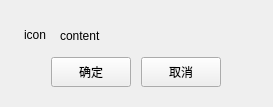
ruofeng216/fmlnew, file FML/view/commonui/message_box_widget.ui: the form before one commit.
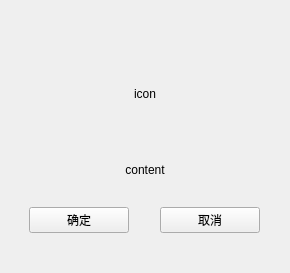
The form after the commit.

Diff of the .ui file:
```diff
--- a/FML/view/commonui/message_box_widget.ui
+++ b/FML/view/commonui/message_box_widget.ui
@@ -6,8 +6,8 @@
    <rect>
     <x>0</x>
     <y>0</y>
-    <width>273</width>
-    <height>107</height>
+    <width>290</width>
+    <height>270</height>
    </rect>
   </property>
   <property name="mouseTracking">
@@ -16,43 +16,102 @@
   <property name="windowTitle">
    <string>Form</string>
   </property>
-  <layout class="QVBoxLayout" name="verticalLayout">
+  <property name="windowOpacity">
+   <double>0.750000000000000</double>
+  </property>
+  <layout class="QGridLayout" name="gridLayout">
    <property name="leftMargin">
-    <number>24</number>
+    <number>0</number>
    </property>
    <property name="topMargin">
-    <number>20</number>
+    <number>45</number>
    </property>
    <property name="rightMargin">
-    <number>24</number>
+    <number>0</number>
    </property>
    <property name="bottomMargin">
-    <number>20</number>
+    <number>40</number>
+   </property>
+   <property name="spacing">
+    <number>0</number>
+   </property>
+   <item row="0" column="0">
+    <layout class="QVBoxLayout" name="verticalLayout">
+     <property name="spacing">
+      <number>0</number>
    </property>
    <item>
     <layout class="QHBoxLayout" name="horizontalLayout">
      <property name="spacing">
-      <number>12</number>
-     </property>
+        <number>0</number>
+       </property>
+       <property name="bottomMargin">
+        <number>0</number>
+       </property>
+       <item>
+        <spacer name="horizontalSpacer_3">
+         <property name="orientation">
+          <enum>Qt::Horizontal</enum>
+         </property>
+         <property name="sizeHint" stdset="0">
+          <size>
+           <width>40</width>
+           <height>20</height>
+          </size>
+         </property>
+        </spacer>
+       </item>
      <item>
       <widget class="QLabel" name="labelIcon">
        <property name="minimumSize">
         <size>
-         <width>24</width>
-         <height>24</height>
+           <width>98</width>
+           <height>98</height>
         </size>
        </property>
        <property name="maximumSize">
         <size>
-         <width>24</width>
-         <height>24</height>
+           <width>98</width>
+           <height>98</height>
         </size>
        </property>
        <property name="text">
         <string>icon</string>
        </property>
-      </widget>
-     </item>
+         <property name="alignment">
+          <set>Qt::AlignCenter</set>
+         </property>
+        </widget>
+       </item>
+       <item>
+        <spacer name="horizontalSpacer_4">
+         <property name="orientation">
+          <enum>Qt::Horizontal</enum>
+         </property>
+         <property name="sizeHint" stdset="0">
+          <size>
+           <width>40</width>
+           <height>20</height>
+          </size>
+         </property>
+        </spacer>
+       </item>
+      </layout>
+     </item>
+     <item>
+      <layout class="QHBoxLayout" name="horizontalLayout_3">
+       <property name="spacing">
+        <number>0</number>
+       </property>
+       <property name="sizeConstraint">
+        <enum>QLayout::SetDefaultConstraint</enum>
+       </property>
+       <property name="topMargin">
+        <number>20</number>
+       </property>
+       <property name="bottomMargin">
+        <number>30</number>
+       </property>
      <item>
       <widget class="QLabel" name="labelContent">
        <property name="sizePolicy">
@@ -64,6 +123,9 @@
        <property name="text">
         <string>content</string>
        </property>
+         <property name="alignment">
+          <set>Qt::AlignCenter</set>
+         </property>
        <property name="wordWrap">
         <bool>true</bool>
        </property>
@@ -72,9 +134,12 @@
     </layout>
    </item>
    <item>
-    <layout class="QHBoxLayout" name="horizontalLayout_2">
+      <layout class="QHBoxLayout" name="horizontalLayout_2" stretch="0,0,0,0">
      <property name="spacing">
-      <number>10</number>
+        <number>31</number>
+       </property>
+       <property name="topMargin">
+        <number>0</number>
      </property>
      <item>
       <spacer name="horizontalSpacer">
@@ -93,14 +158,14 @@
       <widget class="QPushButton" name="pbOk">
        <property name="minimumSize">
         <size>
-         <width>80</width>
-         <height>30</height>
+           <width>100</width>
+           <height>0</height>
         </size>
        </property>
        <property name="maximumSize">
         <size>
-         <width>80</width>
-         <height>30</height>
+           <width>100</width>
+           <height>16777215</height>
         </size>
        </property>
        <property name="text">
@@ -118,14 +183,14 @@
       <widget class="QPushButton" name="pbCancel">
        <property name="minimumSize">
         <size>
-         <width>80</width>
-         <height>30</height>
+           <width>100</width>
+           <height>0</height>
         </size>
        </property>
        <property name="maximumSize">
         <size>
-         <width>80</width>
-         <height>30</height>
+           <width>100</width>
+           <height>16777215</height>
         </size>
        </property>
        <property name="text">
@@ -150,6 +215,21 @@
       </spacer>
      </item>
     </layout>
+     </item>
+    </layout>
+   </item>
+   <item row="1" column="0">
+    <spacer name="verticalSpacer">
+     <property name="orientation">
+      <enum>Qt::Vertical</enum>
+     </property>
+     <property name="sizeHint" stdset="0">
+      <size>
+       <width>20</width>
+       <height>40</height>
+      </size>
+     </property>
+    </spacer>
    </item>
   </layout>
  </widget>
```
Lines whose indentation alone changed are shown as unchanged.
